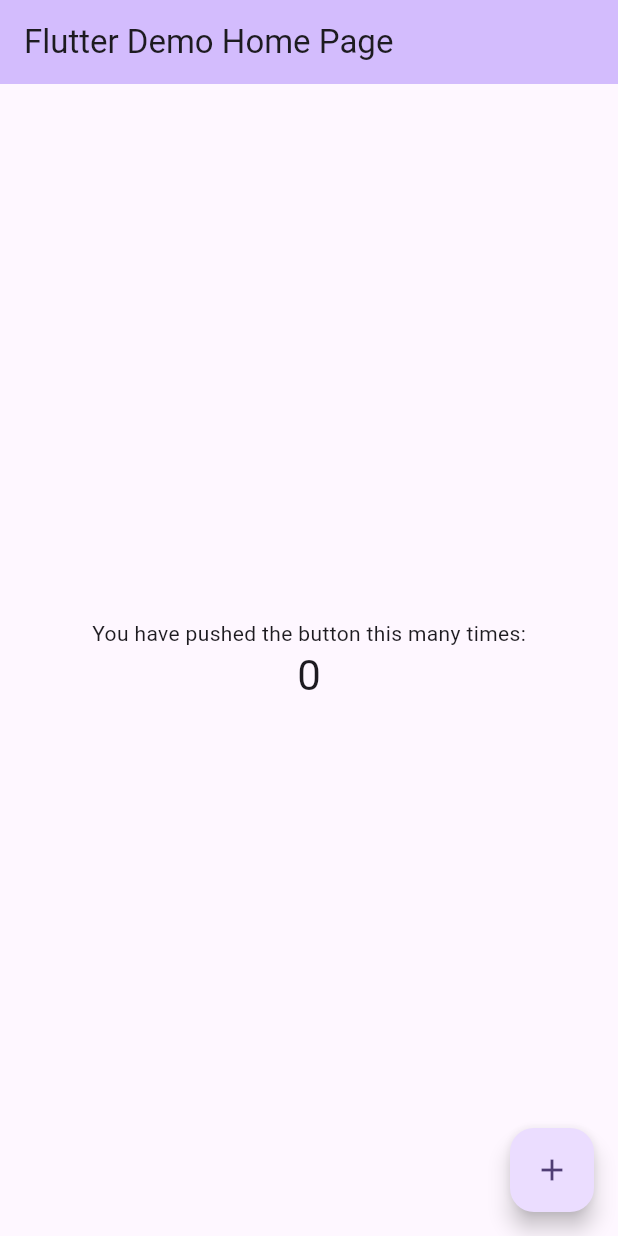
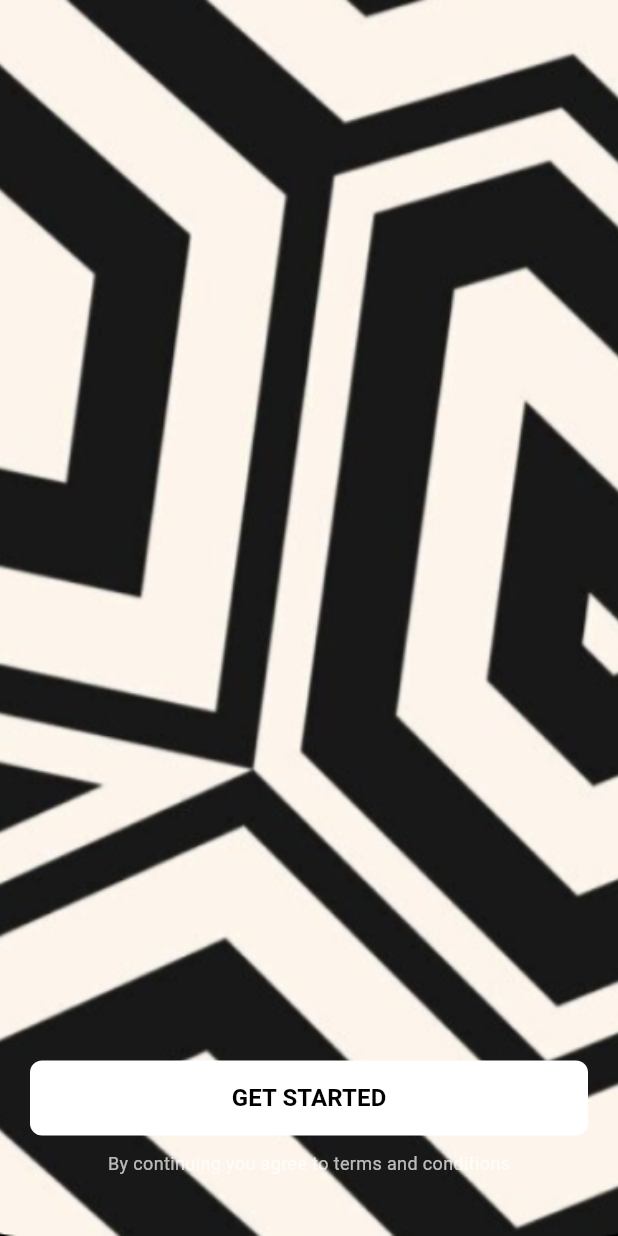
Before and after one commit to CntrlQed/stor_peach, a Flutter app: the screen it shows after launch, on a phone screen of 412 x 824 dp. Run offline on Flutter 3.47's test engine with Material 3 defaults, Android fonts, the phone set to English and light mode, and no system bars.

Commit message:
added screens

```diff
--- a/lib/main.dart
+++ b/lib/main.dart
@@ -1,4 +1,5 @@
 import 'package:flutter/material.dart';
+import 'presentation/common/views/splash_screen.dart';
 
 void main() {
   runApp(const MyApp());
@@ -11,115 +12,19 @@ class MyApp extends StatelessWidget {
   @override
   Widget build(BuildContext context) {
     return MaterialApp(
-      title: 'Flutter Demo',
+      title: 'Peach Store',
       theme: ThemeData(
-        // This is the theme of your application.
-        //
-        // TRY THIS: Try running your application with "flutter run". You'll see
-        // the application has a purple toolbar. Then, without quitting the app,
-        // try changing the seedColor in the colorScheme below to Colors.green
-        // and then invoke "hot reload" (save your changes or press the "hot
-        // reload" button in a Flutter-supported IDE, or press "r" if you used
-        // the command line to start the app).
-        //
-        // Notice that the counter didn't reset back to zero; the application
-        // state is not lost during the reload. To reset the state, use hot
-        // restart instead.
-        //
-        // This works for code too, not just values: Most code changes can be
-        // tested with just a hot reload.
-        colorScheme: ColorScheme.fromSeed(seedColor: Colors.deepPurple),
-        useMaterial3: true,
+        primarySwatch: Colors.blue,
+        visualDensity: VisualDensity.adaptivePlatformDensity,
+        scaffoldBackgroundColor: Colors.black,
+        appBarTheme: const AppBarTheme(
+          backgroundColor: Colors.black,
+          elevation: 0,
+          iconTheme: IconThemeData(color: Colors.white),
+        ),
       ),
-      home: const MyHomePage(title: 'Flutter Demo Home Page'),
+      home: const SplashScreen(),
+      debugShowCheckedModeBanner: false,
     );
   }
 }
-
-class MyHomePage extends StatefulWidget {
-  const MyHomePage({super.key, required this.title});
-
-  // This widget is the home page of your application. It is stateful, meaning
-  // that it has a State object (defined below) that contains fields that affect
-  // how it looks.
-
-  // This class is the configuration for the state. It holds the values (in this
-  // case the title) provided by the parent (in this case the App widget) and
-  // used by the build method of the State. Fields in a Widget subclass are
-  // always marked "final".
-
-  final String title;
-
-  @override
-  State<MyHomePage> createState() => _MyHomePageState();
-}
-
-class _MyHomePageState extends State<MyHomePage> {
-  int _counter = 0;
-
-  void _incrementCounter() {
-    setState(() {
-      // This call to setState tells the Flutter framework that something has
-      // changed in this State, which causes it to rerun the build method below
-      // so that the display can reflect the updated values. If we changed
-      // _counter without calling setState(), then the build method would not be
-      // called again, and so nothing would appear to happen.
-      _counter++;
-    });
-  }
-
-  @override
-  Widget build(BuildContext context) {
-    // This method is rerun every time setState is called, for instance as done
-    // by the _incrementCounter method above.
-    //
-    // The Flutter framework has been optimized to make rerunning build methods
-    // fast, so that you can just rebuild anything that needs updating rather
-    // than having to individually change instances of widgets.
-    return Scaffold(
-      appBar: AppBar(
-        // TRY THIS: Try changing the color here to a specific color (to
-        // Colors.amber, perhaps?) and trigger a hot reload to see the AppBar
-        // change color while the other colors stay the same.
-        backgroundColor: Theme.of(context).colorScheme.inversePrimary,
-        // Here we take the value from the MyHomePage object that was created by
-        // the App.build method, and use it to set our appbar title.
-        title: Text(widget.title),
-      ),
-      body: Center(
-        // Center is a layout widget. It takes a single child and positions it
-        // in the middle of the parent.
-        child: Column(
-          // Column is also a layout widget. It takes a list of children and
-          // arranges them vertically. By default, it sizes itself to fit its
-          // children horizontally, and tries to be as tall as its parent.
-          //
-          // Column has various properties to control how it sizes itself and
-          // how it positions its children. Here we use mainAxisAlignment to
-          // center the children vertically; the main axis here is the vertical
-          // axis because Columns are vertical (the cross axis would be
-          // horizontal).
-          //
-          // TRY THIS: Invoke "debug painting" (choose the "Toggle Debug Paint"
-          // action in the IDE, or press "p" in the console), to see the
-          // wireframe for each widget.
-          mainAxisAlignment: MainAxisAlignment.center,
-          children: <Widget>[
-            const Text(
-              'You have pushed the button this many times:',
-            ),
-            Text(
-              '$_counter',
-              style: Theme.of(context).textTheme.headlineMedium,
-            ),
-          ],
-        ),
-      ),
-      floatingActionButton: FloatingActionButton(
-        onPressed: _incrementCounter,
-        tooltip: 'Increment',
-        child: const Icon(Icons.add),
-      ), // This trailing comma makes auto-formatting nicer for build methods.
-    );
-  }
-}
--- /dev/null
+++ b/lib/presentation/common/views/starting_screen.dart
@@ -0,0 +1,65 @@
+import 'package:flutter/material.dart';
+import 'choose_screen.dart';
+
+class StartingScreen extends StatelessWidget {
+  const StartingScreen({super.key});
+
+  @override
+  Widget build(BuildContext context) {
+    return Scaffold(
+      body: Container(
+        decoration: const BoxDecoration(
+          image: DecorationImage(
+            image: AssetImage('assets/starting.png'),
+            fit: BoxFit.cover,
+          ),
+        ),
+        child: SafeArea(
+          child: Padding(
+            padding: const EdgeInsets.all(20.0),
+            child: Column(
+              mainAxisAlignment: MainAxisAlignment.end,
+              children: [
+                Container(
+                  width: double.infinity,
+                  height: 50,
+                  decoration: BoxDecoration(
+                    color: Colors.white,
+                    borderRadius: BorderRadius.circular(8),
+                  ),
+                  child: TextButton(
+                    onPressed: () {
+                      Navigator.pushReplacement(
+                        context,
+                        MaterialPageRoute(
+                          builder: (context) => const ChooseScreen(),
+                        ),
+                      );
+                    },
+                    child: const Text(
+                      'GET STARTED',
+                      style: TextStyle(
+                        color: Colors.black,
+                        fontSize: 16,
+                        fontWeight: FontWeight.bold,
+                      ),
+                    ),
+                  ),
+                ),
+                const SizedBox(height: 10),
+                Text(
+                  'By continuing you agree to terms and conditions',
+                  style: TextStyle(
+                    color: Colors.white.withOpacity(0.7),
+                    fontSize: 12,
+                  ),
+                ),
+                const SizedBox(height: 20),
+              ],
+            ),
+          ),
+        ),
+      ),
+    );
+  }
+}
```
Also changed, not shown: lib/presentation/common/views/choose_screen.dart (+90 -0 lines), lib/presentation/common/views/login_screen.dart (+205 -0 lines), lib/presentation/common/views/signin_screen.dart (+163 -0 lines), lib/presentation/common/views/splash_screen.dart (+51 -0 lines), pubspec.yaml (+8 -2 lines).
